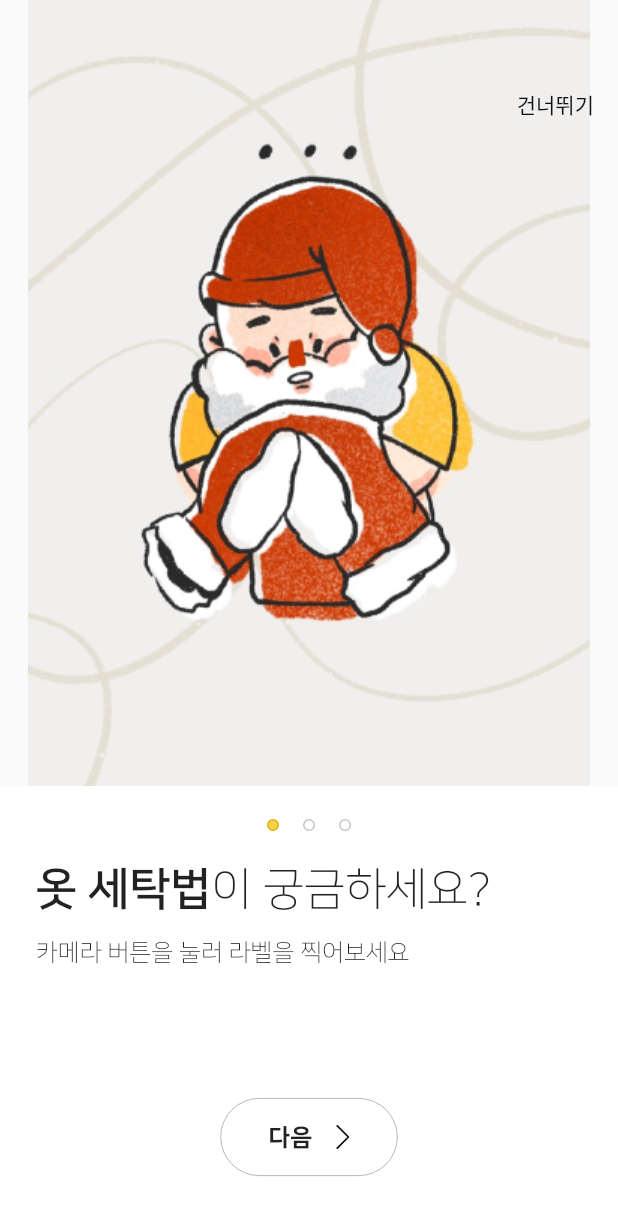
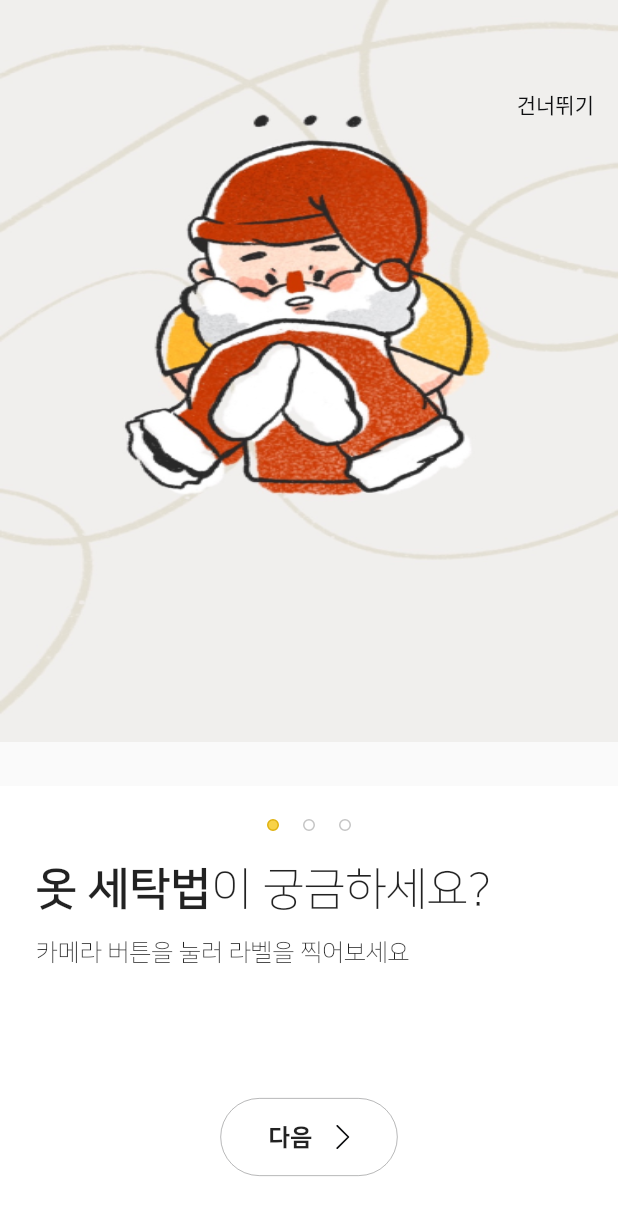
Before and after one commit to LDongGyu/flutter-cookbook, a Flutter app: the screen it shows after launch, on a phone screen of 412 x 824 dp. Shown: the top 1215 px of the screen. Run offline on Flutter 3.47's test engine with Material 2 defaults, Android fonts, the phone set to English and light mode, and no system bars; drawn by our look-alikes of touchable_opacity; our stand-ins replace flutter_svg, shared_preferences.

Commit message:
feat: 온보딩 expand flex로 변경

```diff
--- a/lib/PinocchioOnboarding.dart
+++ b/lib/PinocchioOnboarding.dart
@@ -20,7 +20,7 @@ class _OnboardingPageState extends State<OnboardingPage> {
     _loadIsGuided();
   }
 
-  void _loadIsGuided() async{
+  void _loadIsGuided() async {
     _prefs = await SharedPreferences.getInstance();
   }
 
@@ -28,10 +28,14 @@ class _OnboardingPageState extends State<OnboardingPage> {
   Widget build(BuildContext context) {
     return Scaffold(
       body: Container(
+        child: Column(
+          children: <Widget>[
+            Expanded(
+              flex: 6,
               child: Stack(
                 children: <Widget>[
                   Container(
-        width: MediaQuery.of(context).size.width,
+                    // width: MediaQuery.of(context).size.width,
                     child: PageView.builder(
                       controller: pageController,
                       itemCount: onbordingList.length,
@@ -40,36 +44,33 @@ class _OnboardingPageState extends State<OnboardingPage> {
                       },
                       itemBuilder: (context, index) {
                         return onbordingList[index];
-            }
-        ),
+                      }),
                   ),
                   Align(
                     alignment: Alignment.topRight,
                     child: Padding(
-          padding: const EdgeInsets.only(
-              top: 59,
-              right: 16
-          ),
+                      padding: const EdgeInsets.only(top: 59, right: 16),
                       child: TouchableOpacity(
                         activeOpacity: 0.6,
-            onTap: (){
+                        onTap: () {
                           _prefs.setBool('isGuided', true);
                         },
-            child: Text('건너뛰기',
-              style: TextStyle(
-                  color: Color.fromRGBO(15, 16, 18, 1)
+                        child: Text(
+                          '건너뛰기',
+                          style: TextStyle(color: Color.fromRGBO(15, 16, 18, 1)),
                         ),
                       ),
                     ),
                   ),
+                ],
               ),
-      Align(
+            ),
+            Expanded(
+              flex: 4,
+              child: Align(
                 alignment: Alignment.bottomCenter,
                 child: Container(
-            width: MediaQuery
-                .of(context)
-                .size
-                .width,
+                  width: MediaQuery.of(context).size.width,
                   height: 300,
                   decoration: BoxDecoration(
                     color: Colors.white,
@@ -84,7 +85,9 @@ class _OnboardingPageState extends State<OnboardingPage> {
                             mainAxisAlignment: MainAxisAlignment.center,
                             children: <Widget>[
                               for (int i = 0; i < onbordingList.length; i++)
-                          if (i == currentPageValue) ...[circleBar(true)] else
+                                if (i == currentPageValue) ...[
+                                  circleBar(true)
+                                ] else
                                   circleBar(false),
                             ],
                           ),
@@ -106,12 +109,9 @@ class _OnboardingPageState extends State<OnboardingPage> {
                                     style: TextStyle(
                                         fontSize: 16,
                                         fontFamily: 'nanum_square',
-                                  fontWeight: FontWeight.w300
-                              ))
-                        ]
-                    ),
-                  )
-              ),
+                                        fontWeight: FontWeight.w300))
+                              ]),
+                        )),
                     Expanded(child: Container()),
                     TouchableOpacity(
                       activeOpacity: 0.6,
@@ -124,11 +124,10 @@ class _OnboardingPageState extends State<OnboardingPage> {
                                 // alignment: Alignment.centerLeft,
                                 // padding: EdgeInsets.only(left: 15),
                                 children: [
-                          Row(
-                            mainAxisSize: MainAxisSize.min,
-                            children: [
+                                  Row(mainAxisSize: MainAxisSize.min, children: [
                                     SizedBox(width: 16),
-                              Text('${prompt[currentPageValue][2]}',
+                                    Text(
+                                      '${prompt[currentPageValue][2]}',
                                       style: TextStyle(
                                         fontFamily: 'nanum_square',
                                         fontWeight: FontWeight.w800,
@@ -137,36 +136,32 @@ class _OnboardingPageState extends State<OnboardingPage> {
                                     ),
                                     SizedBox(width: 16),
                                     Container(
-                                child: SvgPicture.asset('assets/images/shape.svg',
+                                      child: SvgPicture.asset(
+                                        'assets/images/shape.svg',
                                         height: 16,
                                       ),
                                     ),
                                     SizedBox(width: 16),
-                            ]
-                          )
-                        ]
-                      ),
+                                  ])
+                                ]),
                             shape: RoundedRectangleBorder(
                                 side: BorderSide(
                                     color: Color.fromRGBO(15, 16, 18, 0.4),
-                              width: 0.5
-                          ),
-                          borderRadius: BorderRadius.circular(30.0)
-                      ),
+                                    width: 0.5),
+                                borderRadius: BorderRadius.circular(30.0)),
                             onPressed: () {
                               if (currentPageValue < 2) {
                                 print('$currentPageValue');
                                 getChangedPageAndMoveBar(currentPageValue + 1);
                                 pageController.jumpToPage(currentPageValue);
                               }
-                        if (currentPageValue == 2){
+                              if (currentPageValue == 2) {
                                 _prefs.setBool('isGuided', true);
                               }
                             },
                             splashColor: Colors.transparent,
                             highlightColor: Colors.transparent,
                           ),
-
                         ],
                       ),
                     ),
@@ -174,6 +169,7 @@ class _OnboardingPageState extends State<OnboardingPage> {
                       height: 40,
                     )
                   ]),
+                ),
               ),
             )
           ],
@@ -183,18 +179,21 @@ class _OnboardingPageState extends State<OnboardingPage> {
   }
 
   final List<Widget> onbordingList = <Widget>[
-    Container(
+    FittedBox(
       alignment: Alignment.topCenter,
       child: Image.asset('assets/images/3.png'),
+      fit: BoxFit.fill
     ),
-    Container(
+    FittedBox(
         alignment: Alignment.topCenter,
         child: Image.asset('assets/images/1.png'),
+        fit: BoxFit.fill
     ),
-    Container(
+    FittedBox(
         alignment: Alignment.topCenter,
         child: Image.asset('assets/images/2.png'),
-    )
+        fit: BoxFit.fill
+    ),
   ];
 
   Widget circleBar(bool isActive) {
@@ -213,82 +212,64 @@ class _OnboardingPageState extends State<OnboardingPage> {
   }
 
   final List<List<String>> prompt = [
-    ['옷 세탁법이 궁금하세요?', '카메라 버튼을 눌러 라벨을 찍어보세요','다음'],
-    ['찍힌 라벨이\n맞는지 확인해주세요', '산클에서 라벨 이미지를 분석하여\n세탁법과 상세 정보를 알려준답니다!','다음'],
-    ['보관함에 라벨을\n저장할 수 있어요', '이전에 찍었던 라벨 정보를 다시 확인할 수 있어요','시작하기']
+    ['옷 세탁법이 궁금하세요?', '카메라 버튼을 눌러 라벨을 찍어보세요', '다음'],
+    ['찍힌 라벨이\n맞는지 확인해주세요', '산클에서 라벨 이미지를 분석하여\n세탁법과 상세 정보를 알려준답니다!', '다음'],
+    ['보관함에 라벨을\n저장할 수 있어요', '이전에 찍었던 라벨 정보를 다시 확인할 수 있어요', '시작하기']
   ];
 
   final List<Widget> onbordingList2 = <Widget>[
-    Text.rich(
-      TextSpan(
+    Text.rich(TextSpan(
         text: '옷 세탁법',
         style: TextStyle(
             fontSize: 30,
             fontWeight: FontWeight.w700,
-            fontFamily: 'nanum_square'
-        ),
+            fontFamily: 'nanum_square'),
         children: <TextSpan>[
           TextSpan(
             text: '이 궁금하세요?',
             style: TextStyle(
                 fontSize: 30,
                 fontWeight: FontWeight.w300,
-                fontFamily: 'nanum_square'
-            ),
+                fontFamily: 'nanum_square'),
           )
-        ]
-      )
-    ),
-
-    Text.rich(
-        TextSpan(
+        ])),
+    Text.rich(TextSpan(
         text: '찍힌 라벨',
         style: TextStyle(
             fontSize: 30,
             fontWeight: FontWeight.w700,
-                fontFamily: 'nanum_square'
-            ),
+            fontFamily: 'nanum_square'),
         children: <TextSpan>[
           TextSpan(
             text: '이\n맞는지 확인해주세요',
             style: TextStyle(
                 fontSize: 30,
                 fontWeight: FontWeight.w300,
-                    fontFamily: 'nanum_square'
-                ),
+                fontFamily: 'nanum_square'),
           )
-            ]
-        )
-    ),
-
-    Text.rich(
-        TextSpan(
+        ])),
+    Text.rich(TextSpan(
         text: '보관함에 라벨을\n',
         style: TextStyle(
             fontSize: 30,
             fontWeight: FontWeight.w300,
-                fontFamily: 'nanum_square'
-            ),
+            fontFamily: 'nanum_square'),
         children: <TextSpan>[
           TextSpan(
             text: '저장',
             style: TextStyle(
                 fontSize: 30,
                 fontWeight: FontWeight.w700,
-                    fontFamily: 'nanum_square'
-                ),
+                fontFamily: 'nanum_square'),
           ),
           TextSpan(
             text: '할 수 있어요',
             style: TextStyle(
                 fontSize: 30,
                 fontWeight: FontWeight.w300,
-                    fontFamily: 'nanum_square'
-                ),
+                fontFamily: 'nanum_square'),
           )
-            ]
-        )
-    ),
+        ])),
   ];
 
   void getChangedPageAndMoveBar(int page) {
```
Also changed, not shown: lib/main.dart (+18 -65 lines). Lines whose indentation alone changed are shown as unchanged.
